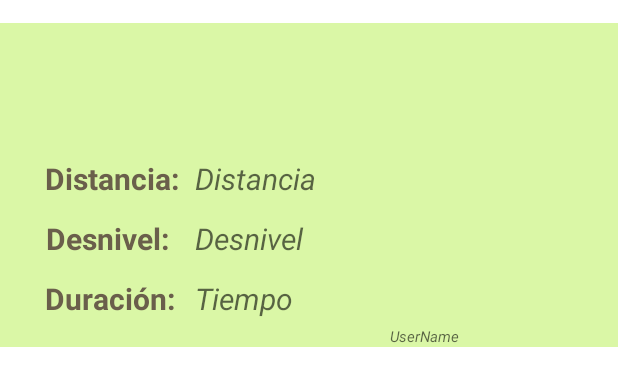
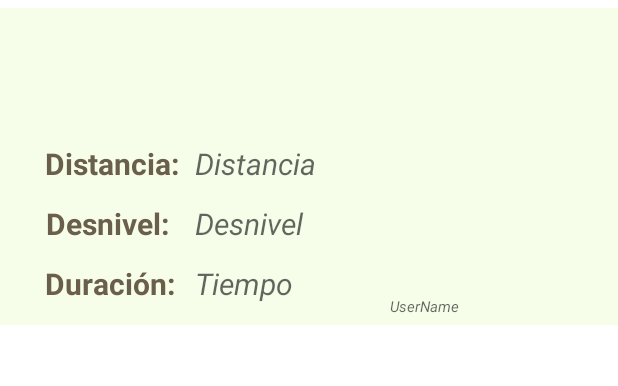
Before and after one commit to prisqc/PFGHiking-FINAL, an Android app: the layout row_ruta_recycler.xml on its own in the app's theme, with its tools: preview values and no code run, on a phone screen of 412 x 824 dp. Shown: the top 386 px of the screen. Run offline under Robolectric (Android 15) with nearby library versions, the phone set to English and light mode, and no system bars.

Commit message:
personalizar recycler view - background & margin

```diff
--- a/app/src/main/res/layout/activity_principal.xml
+++ b/app/src/main/res/layout/activity_principal.xml
@@ -5,7 +5,7 @@
     android:layout_width="match_parent"
     android:layout_height="match_parent"
     tools:context=".Principal"
-    android:background="@color/lightgreen">
+    android:background="@color/white">
 
 
     <androidx.recyclerview.widget.RecyclerView
@@ -16,6 +16,7 @@
         android:layout_marginStart="10dp"
         android:layout_marginTop="30dp"
         android:layout_marginEnd="10dp"
+        android:layout_marginBottom="10dp"
         app:layout_constraintEnd_toEndOf="parent"
         app:layout_constraintHorizontal_bias="0.0"
         app:layout_constraintStart_toStartOf="parent"
--- a/app/src/main/res/layout/row_ruta_recycler.xml
+++ b/app/src/main/res/layout/row_ruta_recycler.xml
@@ -5,15 +5,16 @@
     android:layout_height="wrap_content"
     xmlns:app="http://schemas.android.com/apk/res-auto"
     android:orientation="vertical"
-    android:background="@color/lightgreen"
-    android:layout_marginTop="15dp">
+    android:background="@color/lightgreen2"
+    android:layout_marginTop="5dp"
+    android:layout_marginBottom="5dp">
 
     <TextView
         android:id="@+id/TV_name_Layout"
         android:layout_width="match_parent"
         android:layout_height="wrap_content"
         android:padding="10dp"
-        android:layout_marginTop="15dp"
+        android:layout_marginTop="5dp"
         android:layout_marginStart="15dp"
         android:layout_marginEnd="15dp"
         android:textStyle="bold"
@@ -105,11 +106,13 @@
         android:layout_marginStart="260dp"
         android:layout_marginTop="10dp"
         android:layout_marginEnd="25dp"
+        android:layout_marginBottom="5dp"
         android:hint="UserName"
         android:textAlignment="textStart"
         android:textColor="@color/lightbrown"
         android:textSize="10sp"
         android:textStyle="italic"
+        app:layout_constraintBottom_toBottomOf="parent"
         app:layout_constraintEnd_toEndOf="parent"
         app:layout_constraintStart_toStartOf="parent"
         app:layout_constraintTop_toBottomOf="@+id/img_Ruta_Layout" />
--- a/app/src/main/res/values/colors.xml
+++ b/app/src/main/res/values/colors.xml
@@ -8,6 +8,7 @@
     <color name="black">#FF000000</color>
     <color name="white">#FFFFFFFF</color>
     <color name="lightgreen">#DAF7A6</color>
+    <color name="lightgreen2">#40DAF7A6</color>
     <color name="brown">#FF493B37</color>
     <color name="lightbrown">#6A5F4B</color>
 </resources>
```
